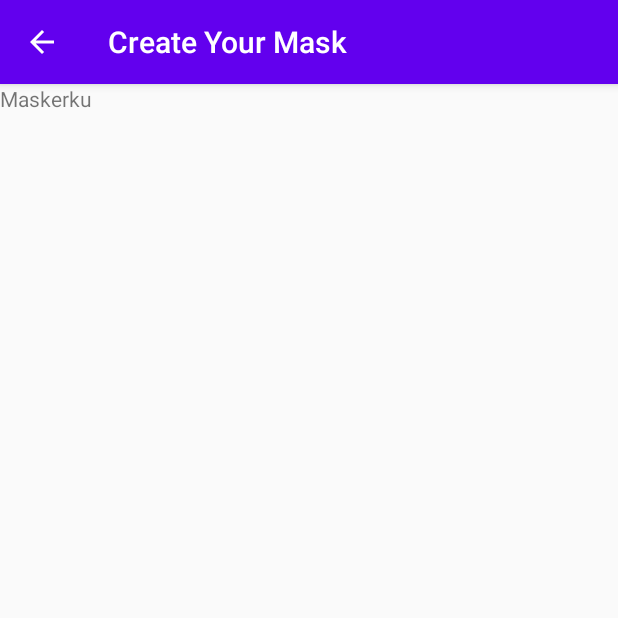
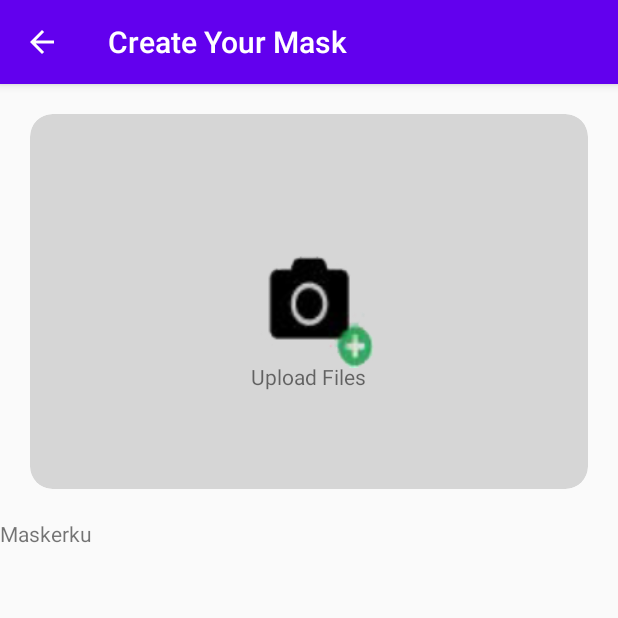
Before and after one commit to faynald/Maskerku-java, an Android app: the create_your_mask screen opened directly, with no data from a screen before it, on a phone screen of 412 x 824 dp, the top half of it. Run offline under Robolectric (Android 15) with nearby library versions, the phone set to English and light mode, and no system bars.

Commit message:
added upload button

```diff
--- a/app/src/main/res/layout/activity_create_your_mask.xml
+++ b/app/src/main/res/layout/activity_create_your_mask.xml
@@ -1,16 +1,50 @@
 <?xml version="1.0" encoding="utf-8"?>
 <androidx.constraintlayout.widget.ConstraintLayout xmlns:android="http://schemas.android.com/apk/res/android"
+    xmlns:app="http://schemas.android.com/apk/res-auto"
     xmlns:tools="http://schemas.android.com/tools"
     android:layout_width="match_parent"
     android:layout_height="match_parent"
     tools:context=".create_your_mask">
+
+    <LinearLayout
+        android:layout_width="match_parent"
+        android:layout_height="match_parent"
+        android:clickable="true"
+        android:orientation="vertical"
+        tools:layout_editor_absoluteX="101dp"
+        tools:layout_editor_absoluteY="46dp"
+        android:focusable="true">
+
+        <androidx.cardview.widget.CardView
+            android:layout_width="match_parent"
+            android:layout_height="250dp"
+            android:layout_margin="20dp"
+            app:cardBackgroundColor="#25000000"
+            app:cardCornerRadius="15dp"
+            app:cardElevation="0dp">
+
+            <ImageView
+                android:id="@+id/imageView"
+                android:layout_width="wrap_content"
+                android:layout_height="wrap_content"
+                android:layout_gravity="center"
+                android:contentDescription="@string/image_upload_files"
+                app:srcCompat="@drawable/upload_files" />
+
+            <TextView
+                android:id="@+id/textView3"
+                android:layout_width="wrap_content"
+                android:layout_height="wrap_content"
+                android:layout_gravity="center"
+                android:layout_marginTop="50dp"
+                android:text="@string/label_upload_files" />
+        </androidx.cardview.widget.CardView>
 
         <TextView
             android:id="@+id/textView"
             android:layout_width="wrap_content"
             android:layout_height="wrap_content"
             android:text="@string/app_name"
-        tools:layout_editor_absoluteX="147dp"
-        tools:layout_editor_absoluteY="192dp"
             tools:ignore="MissingConstraints" />
+    </LinearLayout>
 </androidx.constraintlayout.widget.ConstraintLayout>
--- a/app/src/main/res/values/strings.xml
+++ b/app/src/main/res/values/strings.xml
@@ -10,4 +10,6 @@
     <string name="image_terpopuler_3">image terpopuler 3</string>
     <string name="image_terpopuler_4">image terpopuler 4</string>
     <string name="image_terpopuler_5">image terpopuler 5</string>
+    <string name="label_upload_files">Upload Files</string>
+    <string name="image_upload_files">image upload files</string>
 </resources>
```
Also changed, not shown: app/src/main/res/drawable/upload_files.png (added). Lines whose indentation alone changed are shown as unchanged.
